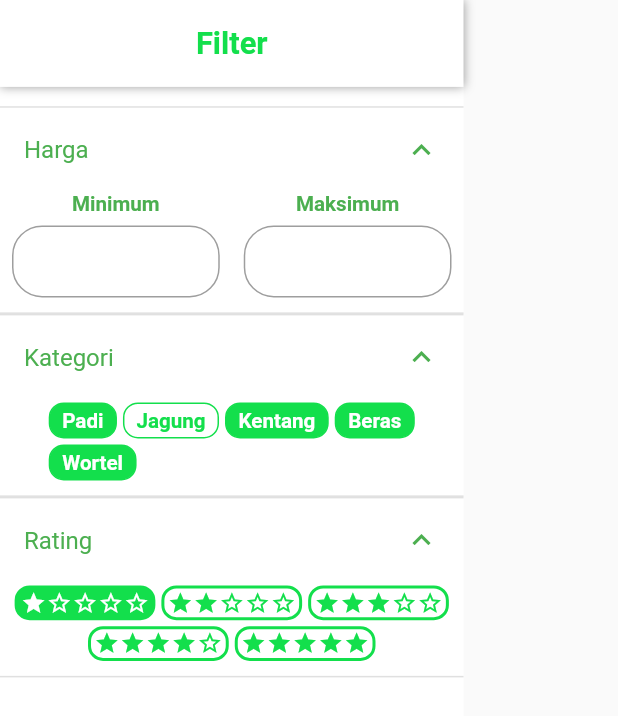
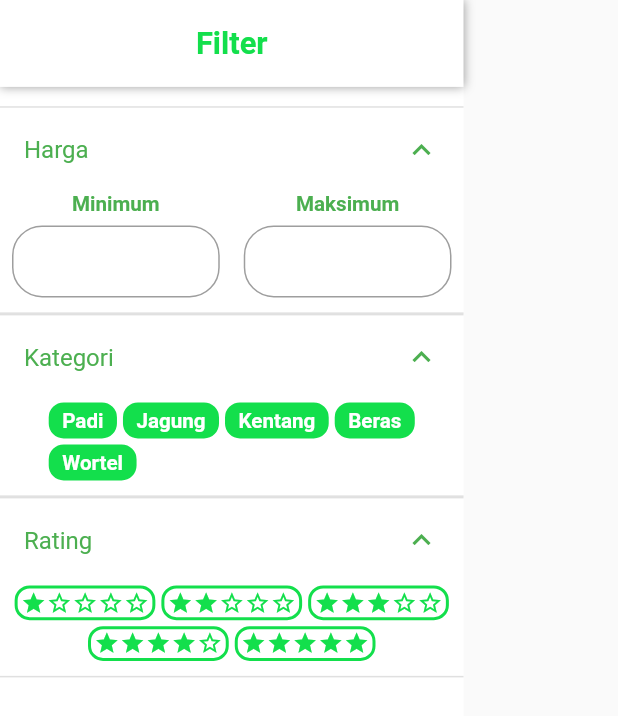
Before and after one commit to ilhamfu/pertani_shop, a Flutter app: the FilterDrawer widget shown alone on an empty page, opened directly, on a phone screen of 412 x 824 dp. Shown: the top 716 px of the screen. Run offline on Flutter 3.47's test engine with Material 2 defaults, Android fonts, the phone set to English and light mode, and no system bars; our stand-ins replace bloc, cached_network_image, equatable, flutter_bloc, flutter_screenutil, flutter_slidable and 3 more; network calls fail.

Commit message:
More Update

```diff
--- a/lib/bloc/filter_bloc/bloc.dart
+++ b/lib/bloc/filter_bloc/bloc.dart
@@ -21,7 +21,11 @@ class FilterBloc extends Bloc<FilterEvent, FilterState> {
       yield FilterInitialized.fromInitialized(currentState,
           maxPrice: event.maxPrice, minPrice: event.minPrice);
     } else if (event is FilterSetStar) {
-      yield FilterInitialized.fromInitialized(currentState, star: event.star);
+      var newState = FilterInitialized.fromInitialized(currentState, star: event.star);
+      print(currentState==newState);
+      print((currentState as FilterInitialized).star);
+      print(newState.star);
+      yield newState;
     } else if (event is FilterSetSearch) {
       yield FilterInitialized.fromInitialized(currentState,
           search: event.search);
--- a/lib/bloc/filter_bloc/events.dart
+++ b/lib/bloc/filter_bloc/events.dart
@@ -2,7 +2,7 @@ import 'package:equatable/equatable.dart';
 import 'package:flutter/material.dart';
 import 'package:pertani_shop/models/product_category.dart';
 
-class FilterEvent extends Equatable {
+abstract class FilterEvent extends Equatable {
   FilterEvent([List props = const []]) : super(props);
 }
 
--- a/lib/bloc/filter_bloc/index.dart
+++ b/lib/bloc/filter_bloc/index.dart
@@ -0,0 +1,3 @@
+export 'package:pertani_shop/bloc/filter_bloc/bloc.dart';
+export 'package:pertani_shop/bloc/filter_bloc/events.dart';
+export 'package:pertani_shop/bloc/filter_bloc/states.dart';
--- a/lib/bloc/filter_bloc/states.dart
+++ b/lib/bloc/filter_bloc/states.dart
@@ -1,7 +1,7 @@
 import 'package:equatable/equatable.dart';
 import 'package:pertani_shop/models/product_category.dart';
 
-class FilterState extends Equatable {
+abstract class FilterState extends Equatable {
   FilterState([List props = const []]) : super(props);
 }
 
@@ -23,7 +23,7 @@ class FilterInitialized extends FilterState {
       int maxPrice,
       bool clearCategory = false}) {
     return FilterInitialized(
-        category: category ?? clearCategory ? null : f.category,
+        category: clearCategory ? null : (category ?? f.category),
         search: search ?? f.search,
         star: star ?? f.star,
         maxPrice: maxPrice ?? f.maxPrice,
--- a/lib/main.dart
+++ b/lib/main.dart
@@ -1,6 +1,7 @@
 import 'package:flutter/material.dart';
 import 'package:flutter_bloc/flutter_bloc.dart';
 import 'package:flutter_screenutil/flutter_screenutil.dart';
+import 'package:pertani_shop/bloc/filter_bloc/index.dart';
 import 'package:pertani_shop/pages/cart_page.dart';
 import 'package:pertani_shop/pages/login_page.dart';
 import 'package:pertani_shop/pages/main_page.dart';
@@ -104,7 +105,7 @@ class _HomePageState extends State<HomePage> {
   Widget build(BuildContext context) {
     return MultiBlocProvider(
         providers: [
-
+          BlocProvider<FilterBloc>(builder: (ctx)=>FilterBloc())
         ],
         child: CustomScaffold(
           endDrawer: _currentPage == 0 ? FilterDrawer() : null,
--- a/lib/widgets/filter_drawer.dart
+++ b/lib/widgets/filter_drawer.dart
@@ -1,5 +1,8 @@
 import 'package:flutter/material.dart';
+import 'package:flutter_bloc/flutter_bloc.dart';
 import 'package:flutter_screenutil/flutter_screenutil.dart';
+import 'package:pertani_shop/bloc/filter_bloc/bloc.dart';
+import 'package:pertani_shop/bloc/filter_bloc/index.dart';
 import 'package:pertani_shop/models/product_category.dart';
 
 class FilterDrawer extends StatefulWidget {
@@ -33,9 +36,23 @@ class _FilterDrawerState extends State<FilterDrawer> {
                 ),
               ),
             ),
-            new _PriceFilter(),
-            new _CategoryFilter(),
-            new _StarFIlter(),
+            BlocBuilder<FilterBloc, FilterState>(
+              builder: (ctx, state) {
+                print(state);
+                if (state is FilterInitialized)
+                  return Column(
+                    children: <Widget>[
+                      new _PriceFilter(price: {
+                        "max": state.maxPrice,
+                        "min": state.minPrice
+                      }),
+                      new _CategoryFilter(category: state.category),
+                      new _StarFIlter(star: state.star),
+                    ],
+                  );
+                return Container();
+              },
+            )
           ],
         ),
       ),
@@ -46,10 +63,14 @@ class _FilterDrawerState extends State<FilterDrawer> {
 class _PriceFilter extends StatelessWidget {
   const _PriceFilter({
     Key key,
+    this.price,
   }) : super(key: key);
+
+  final Map<String, dynamic> price;
 
   @override
   Widget build(BuildContext context) {
+    print(price);
     return ExpansionTile(
       title: Text("Harga"),
       initiallyExpanded: true,
@@ -128,12 +149,14 @@ class _PriceFilter extends StatelessWidget {
 class _StarFIlter extends StatelessWidget {
   const _StarFIlter({
     Key key,
+    this.star,
   }) : super(key: key);
 
-  final int selected = 1;
+  final int star;
 
   @override
   Widget build(BuildContext context) {
+    print(star);
     return ExpansionTile(
       title: Text("Rating"),
       initiallyExpanded: true,
@@ -145,16 +168,26 @@ class _StarFIlter extends StatelessWidget {
             children: [1, 2, 3, 4, 5]
                 .map((e) => Container(
                       decoration: BoxDecoration(
-                          color:
-                              selected == e ? Color(0xff13DF4C) : Colors.white,
+                          color: star == e ? Color(0xff13DF4C) : Colors.white,
                           border:
                               Border.all(color: Color(0xff13DF4C), width: 2),
                           borderRadius: BorderRadius.circular(10)),
-                      padding: EdgeInsets.symmetric(vertical: 1, horizontal: 2),
                       margin: EdgeInsets.all(2),
+                      child: Material(
+                        color: Colors.transparent,
+                        child: InkWell(
+                          onTap: () {
+                            BlocProvider.of<FilterBloc>(context).dispatch(
+                                FilterSetStar(star: e == star ? 0 : e));
+                          },
+                          splashColor: Colors.green,
+                          child: Padding(
+                            padding: EdgeInsets.symmetric(
+                                vertical: 1, horizontal: 2),
                             child: Row(
                               mainAxisSize: MainAxisSize.min,
-                        children: ((int value, bool selected) => [1, 2, 3, 4, 5]
+                              children:
+                                  ((int value, bool selected) => [1, 2, 3, 4, 5]
                                       .map((e2) => e2 <= value)
                                       .map((e3) => Icon(
                                             e3 ? Icons.star : Icons.star_border,
@@ -163,7 +196,10 @@ class _StarFIlter extends StatelessWidget {
                                                 : Color(0xff13DF4C),
                                             size: ScreenUtil().setWidth(15),
                                           ))
-                            .toList())(e, selected == e),
+                                      .toList())(e, star == e),
+                            ),
+                          ),
+                        ),
                       ),
                     ))
                 .toList(),
@@ -174,12 +210,13 @@ class _StarFIlter extends StatelessWidget {
   }
 }
 
-final int selected=1;
-
 class _CategoryFilter extends StatelessWidget {
   const _CategoryFilter({
     Key key,
+    this.category,
   }) : super(key: key);
+
+  final ProductCategory category;
 
   @override
   Widget build(BuildContext context) {
@@ -199,18 +236,37 @@ class _CategoryFilter extends StatelessWidget {
             ]
                 .map((element) => Container(
                       decoration: BoxDecoration(
-                          color: selected==element.id? Colors.white:Color(0xff13DF4C),
-                          border: Border.all(color: Color(0xff13DF4C),width: 1),
+                          color: category == element
+                              ? Colors.white
+                              : Color(0xff13DF4C),
+                          border:
+                              Border.all(color: Color(0xff13DF4C), width: 3),
                           borderRadius: BorderRadius.circular(10)),
-                      padding:
-                          EdgeInsets.symmetric(vertical: 3, horizontal: 8),
                       margin: EdgeInsets.all(2),
+                      child: Material(
+                        color: Colors.transparent,
+                        child: InkWell(
+                          onTap: () {
+                            BlocProvider.of<FilterBloc>(context).dispatch(
+                                FilterSetCategory(
+                                    productCategory:
+                                        element,
+                                    clearCategory: category == element));
+                          },
+                          child: Padding(
+                            padding: EdgeInsets.symmetric(
+                                vertical: 1, horizontal: 6),
                             child: Text(
                               element.name,
                               style: TextStyle(
-                            color: selected!=element.id? Colors.white:Color(0xff13DF4C),
+                                  color: category != element
+                                      ? Colors.white
+                                      : Color(0xff13DF4C),
                                   fontSize: ScreenUtil().setSp(12),
                                   fontWeight: FontWeight.bold),
+                            ),
+                          ),
+                        ),
                       ),
                     ))
                 .toList(),
```
Also changed, not shown: lib/bloc/product_category/bloc.dart (added), lib/bloc/product_category/index.dart (added), lib/bloc/product_category/states.dart (added), 1 other file. Lines whose indentation alone changed are shown as unchanged.
